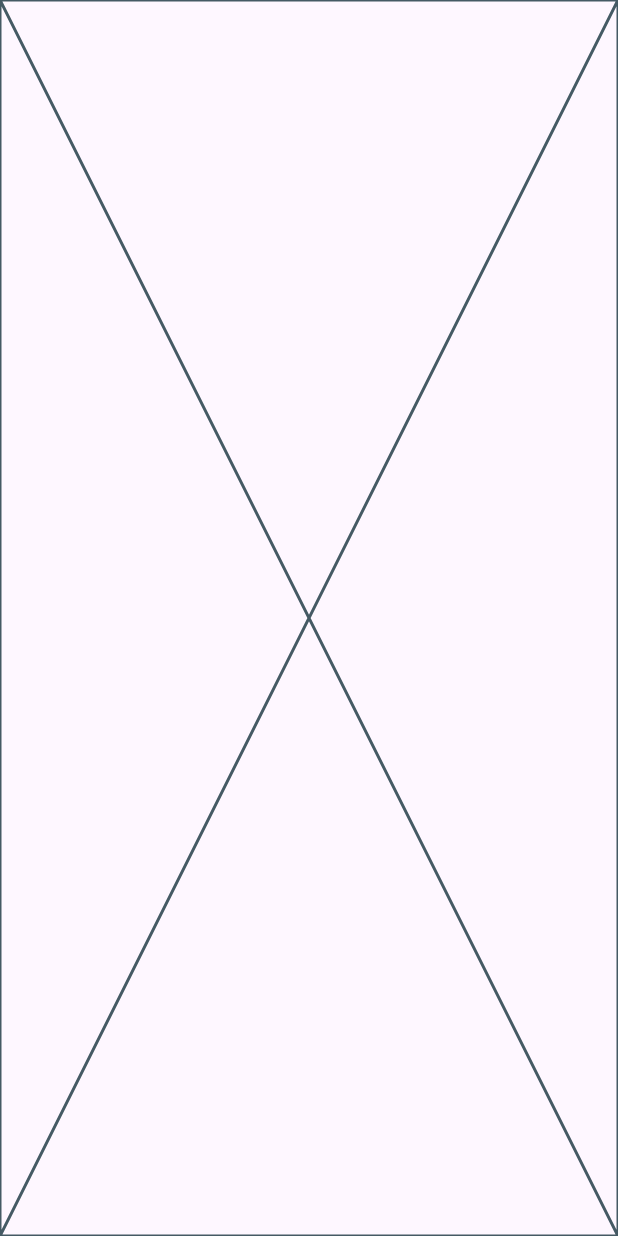
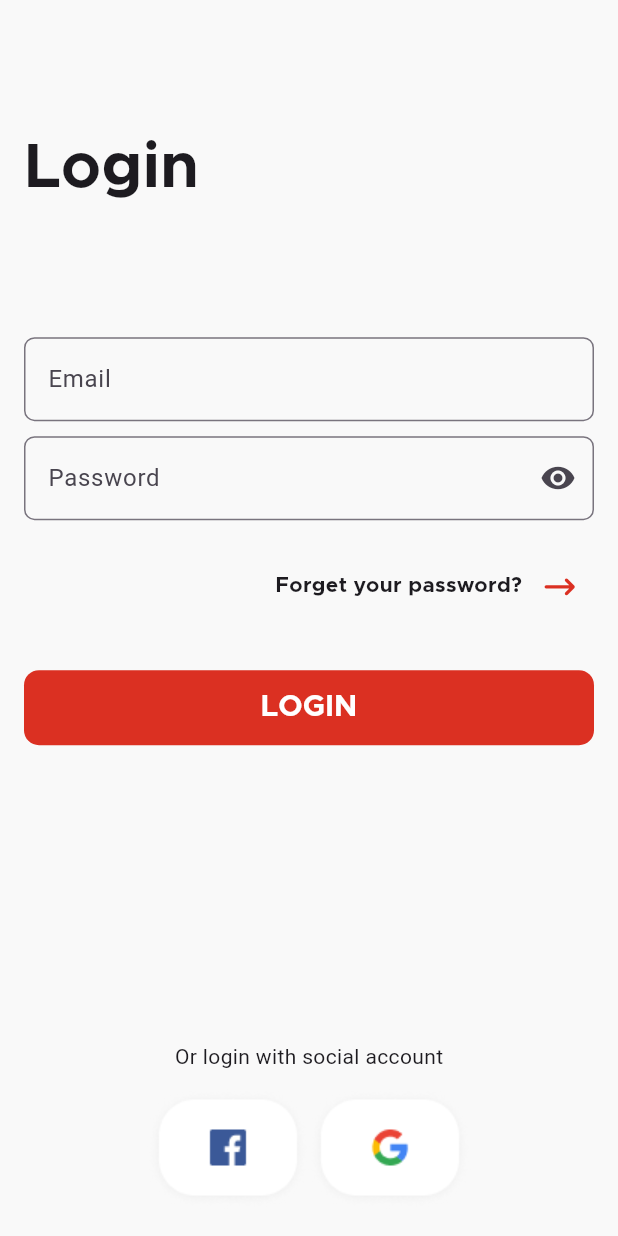
Before and after one commit to MahmoudShbly/e-commerce_app, a Flutter app: the screen it shows after launch, on a phone screen of 412 x 824 dp. Run offline on Flutter 3.47's test engine with Material 3 defaults, Android fonts, the phone set to English and light mode, and no system bars; our stand-ins replace bloc, flutter_bloc, font_awesome_flutter, go_router.

Commit message:
login view ui done

```diff
--- /dev/null
+++ b/devtools_options.yaml
@@ -0,0 +1,3 @@
+description: This file stores settings for Dart & Flutter DevTools.
+documentation: https://docs.flutter.dev/tools/devtools/extensions#configure-extension-enablement-states
+extensions:
--- /dev/null
+++ b/lib/core/utils/app_router.dart
@@ -0,0 +1,12 @@
+import 'package:ecommerce_app/features/auth/presentation/views/auth_view.dart';
+import 'package:go_router/go_router.dart';
+abstract class AppRouter {
+  static final router = GoRouter(
+    routes: [
+      GoRoute(
+      path: '/',
+      builder: (context, state) =>const AuthView(),
+     ),
+    ],
+  );
+}
--- /dev/null
+++ b/lib/core/utils/my_assets.dart
@@ -0,0 +1,4 @@
+class MyAssets {
+  static const String facebook = 'assets/images/Facebook.png';
+  static const String google = 'assets/images/Google.png';
+}
--- /dev/null
+++ b/lib/core/utils/styles.dart
@@ -0,0 +1,20 @@
+import 'package:flutter/widgets.dart';
+
+class Styles {
+  static const TextStyle textStyle42 = TextStyle(
+    fontSize: 42,
+    fontFamily: 'Metropolis',
+    fontWeight: FontWeight.w700
+  );
+  static const TextStyle textStyle14 = TextStyle(
+    fontSize: 14,
+    fontFamily: 'Metropolis',
+    fontWeight: FontWeight.w500
+  );
+
+  static const TextStyle textStyle20 = TextStyle(
+    fontSize: 20,
+    fontFamily: 'Metropolis',
+    fontWeight: FontWeight.w500
+  );
+}
--- /dev/null
+++ b/lib/core/widgets/custom_button.dart
@@ -0,0 +1,28 @@
+import 'package:ecommerce_app/core/utils/styles.dart';
+import 'package:flutter/material.dart';
+
+class CustomButton extends StatelessWidget {
+  const CustomButton({super.key, required this.title});
+  final String title;
+  @override
+  Widget build(BuildContext context) {
+    return TextButton(
+      onPressed: () {},
+      style: ButtonStyle(padding: WidgetStateProperty.all(EdgeInsets.all(0))),
+      child: Container(
+        width: double.infinity,
+        height: 50,
+        decoration: BoxDecoration(
+          color: Theme.of(context).primaryColor,
+          borderRadius: BorderRadius.circular(10),
+        ),
+        child: Center(
+          child: Text(
+            title,
+            style: Styles.textStyle20.copyWith(color: Colors.white),
+          ),
+        ),
+      ),
+    );
+  }
+}
--- /dev/null
+++ b/lib/core/widgets/custom_text_form_field.dart
@@ -0,0 +1,30 @@
+import 'package:flutter/material.dart';
+
+class CustomTextFormField extends StatelessWidget {
+  const CustomTextFormField({
+    super.key,
+    required this.lable,
+    this.validator,
+    required this.type,
+    this.isPassword = false,  this.suffixIcon,
+  });
+  final String lable;
+  final String? Function(String?)? validator;
+  final TextInputType type;
+  final bool isPassword;
+  final IconButton? suffixIcon;
+  @override
+  Widget build(BuildContext context) {
+    return TextFormField(
+
+      validator: validator,
+      obscureText: isPassword,
+      keyboardType: type,
+      decoration: InputDecoration(
+        suffixIcon: suffixIcon,
+        border: OutlineInputBorder(borderRadius: BorderRadius.circular(7)),
+        label: Text(lable),
+      ),
+    );
+  }
+}
--- /dev/null
+++ b/lib/features/auth/presentation/manager/auth_cubit/auth_cubit.dart
@@ -0,0 +1,13 @@
+import 'package:bloc/bloc.dart';
+import 'package:meta/meta.dart';
+
+part 'auth_state.dart';
+
+class AuthCubit extends Cubit<AuthState> {
+  AuthCubit() : super(AuthInitial());
+  bool isPasswordShow = false;
+  void changePasswordVisibility() {
+    isPasswordShow = !isPasswordShow;
+    emit(ChangePasswordVisibilityState());
+}
+}
--- /dev/null
+++ b/lib/features/auth/presentation/manager/auth_cubit/auth_state.dart
@@ -0,0 +1,7 @@
+part of 'auth_cubit.dart';
+
+@immutable
+sealed class AuthState {}
+
+final class AuthInitial extends AuthState {}
+final class ChangePasswordVisibilityState extends AuthState {}
--- a/lib/features/auth/presentation/views/auth_view.dart
+++ b/lib/features/auth/presentation/views/auth_view.dart
@@ -6,8 +6,10 @@ class AuthView extends StatelessWidget {
 
   @override
   Widget build(BuildContext context) {
-    return Scaffold(
-      body: AuthViewBody(),
+    return SafeArea(
+      child: Scaffold(
+        body: AuthViewBody(),
+      ),
     );
   }
 }
--- a/lib/features/auth/presentation/views/widgets/auth_view_body.dart
+++ b/lib/features/auth/presentation/views/widgets/auth_view_body.dart
@@ -1,10 +1,90 @@
+import 'package:ecommerce_app/core/utils/my_assets.dart';
+import 'package:ecommerce_app/core/utils/styles.dart';
+import 'package:ecommerce_app/core/widgets/custom_button.dart';
+import 'package:ecommerce_app/core/widgets/custom_text_form_field.dart';
+import 'package:ecommerce_app/features/auth/presentation/manager/auth_cubit/auth_cubit.dart';
 import 'package:flutter/material.dart';
+import 'package:font_awesome_flutter/font_awesome_flutter.dart';
+import 'package:flutter_bloc/flutter_bloc.dart';
 
 class AuthViewBody extends StatelessWidget {
   const AuthViewBody({super.key});
 
   @override
   Widget build(BuildContext context) {
-    return const Placeholder();
+    return BlocBuilder<AuthCubit, AuthState>(
+      builder: (context, state) {
+        return Padding(
+          padding: const EdgeInsets.symmetric(horizontal: 16.0),
+          child: Column(
+            children: [
+              Expanded(
+                child: SingleChildScrollView(
+                  child: Column(
+                    crossAxisAlignment: CrossAxisAlignment.start,
+                    children: <Widget>[
+                      SizedBox(height: MediaQuery.of(context).size.height * .1),
+
+                      Text('Login', style: Styles.textStyle42),
+                      SizedBox(height: MediaQuery.of(context).size.height * .1),
+                      CustomTextFormField(
+                        lable: 'Email',
+                        type: TextInputType.emailAddress,
+                      ),
+                      SizedBox(height: 10),
+                      CustomTextFormField(
+                        lable: 'Password',
+                        type: TextInputType.emailAddress,
+                        isPassword: !context.read<AuthCubit>().isPasswordShow,
+                        suffixIcon: IconButton(
+                          icon: Icon(
+                            context.read<AuthCubit>().isPasswordShow
+                                ? Icons.visibility_off
+                                : Icons.visibility,
+                          ),
+                          onPressed: () {
+                            context.read<AuthCubit>().changePasswordVisibility();
+                          },
+                        ),
+                      ),
+                      SizedBox(height: 20),
+                      Row(
+                        mainAxisAlignment: MainAxisAlignment.end,
+                        children: <Widget>[
+                          Text(
+                            'Forget your password?',
+                            style: Styles.textStyle14,
+                          ),
+                          IconButton(
+                            icon: Icon(
+                              FontAwesomeIcons.arrowRightLong,
+                              size: 18,
+                              color: Theme.of(context).primaryColor,
+                            ),
+                            onPressed: () {},
+                          ),
+                        ],
+                      ),
+                      SizedBox(height: 32),
+                      CustomButton(title: 'LOGIN'),
+                    ],
+                  ),
+                ),
+              ),
+              Center(child: Text('Or login with social account')),
+              SizedBox(height: 12),
+              Row(
+                mainAxisAlignment: MainAxisAlignment.center,
+                children: <Widget>[
+                  Image.asset(MyAssets.facebook),
+                  Image.asset(MyAssets.google),
+                ],
+              ),
+              SizedBox(height: 18),
+            ],
+          ),
+        );
+      },
+    );
   }
 }
--- a/lib/main.dart
+++ b/lib/main.dart
@@ -1,5 +1,7 @@
-import 'package:ecommerce_app/features/auth/presentation/views/auth_view.dart';
+import 'package:ecommerce_app/core/utils/app_router.dart';
+import 'package:ecommerce_app/features/auth/presentation/manager/auth_cubit/auth_cubit.dart';
 import 'package:flutter/material.dart';
+import 'package:flutter_bloc/flutter_bloc.dart';
 
 void main() {
   runApp(const MyApp());
@@ -11,9 +13,20 @@ class MyApp extends StatelessWidget {
   // This widget is the root of your application.
   @override
   Widget build(BuildContext context) {
-    return MaterialApp(
-      title: 'E-Commerce App',
-      home: AuthView(),
+    return MultiBlocProvider(
+      providers: [
+         BlocProvider(create: (context) => AuthCubit()),
+      ],
+      child: MaterialApp.router(
+        debugShowCheckedModeBanner: false,
+        theme: ThemeData(
+          scaffoldBackgroundColor:const Color(0xffF9F9F9),
+          primaryColor: const Color(0xffDB3022)
+        ),
+        routerConfig: AppRouter.router,
+        title: 'E-Commerce App',
+
+      ),
     );
   }
 }
```
Also changed, not shown: pubspec.yaml (+6 -7 lines), assets/fonts/Metropolis-Bold.otf (added), assets/images/Facebook.png (added), assets/images/Google.png (added), pubspec.lock.
